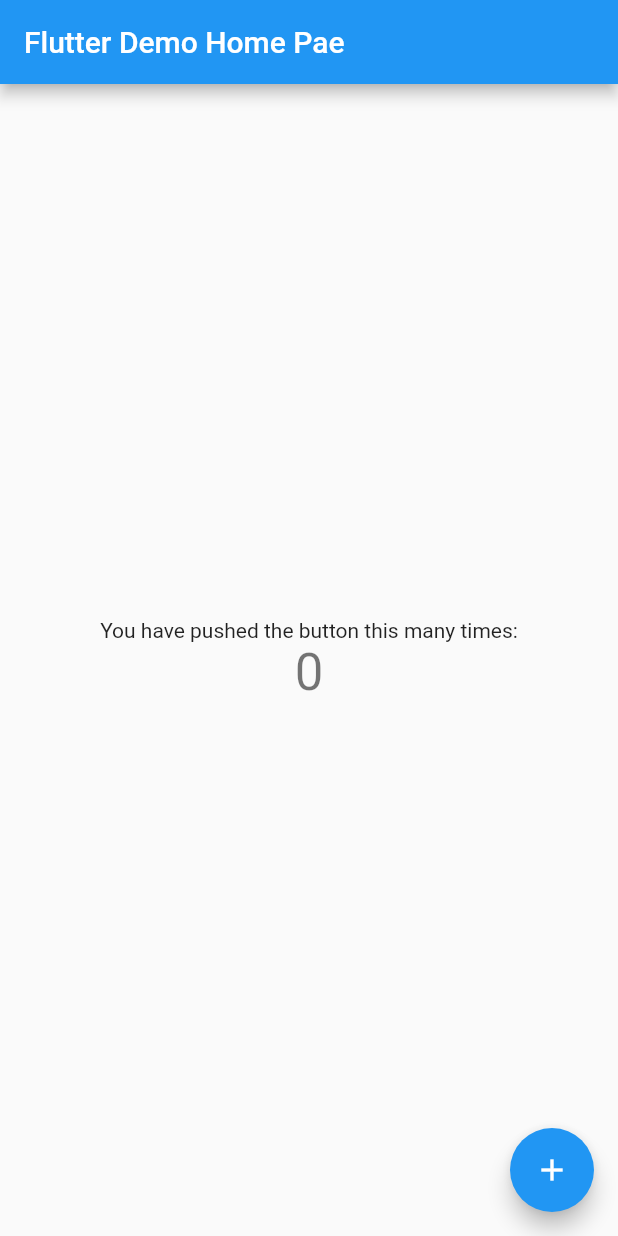
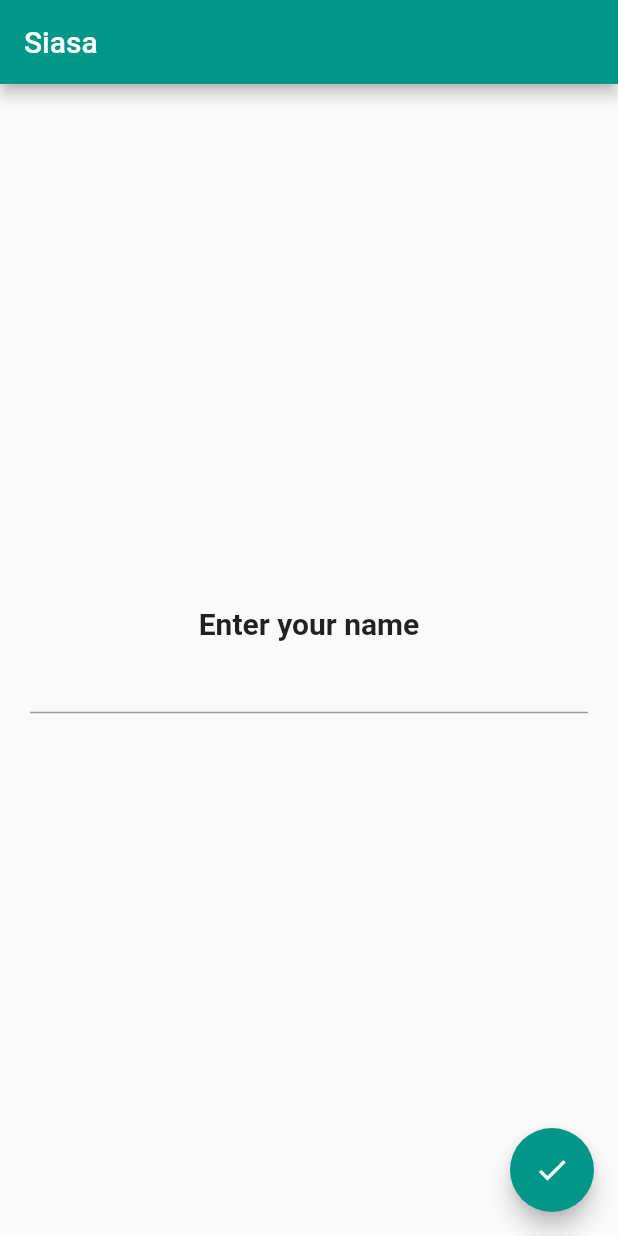
Before and after one commit to jonhiggins15/Hackathon2018, a Flutter app: the screen it shows after launch, on a phone screen of 412 x 824 dp. Run offline on Flutter 3.47's test engine with Material 2 defaults, Android fonts, the phone set to English and light mode, and no system bars.

Commit message:
Chun li commit - Basic UI for flutter app

```diff
--- a/flutter/lib/main.dart
+++ b/flutter/lib/main.dart
@@ -1,41 +1,24 @@
 import 'package:flutter/material.dart';
+import 'package:siasa/game.dart';
 
 void main() => runApp(new MyApp());
 
 class MyApp extends StatelessWidget {
-  // This widget is the root of your application.
   @override
   Widget build(BuildContext context) {
     return new MaterialApp(
-      title: 'Flutter Demo',
+      title: 'Siasa',
       theme: new ThemeData(
-        // This is the theme of your application.
-        //
-        // Try running your application with "flutter run". You'll see the
-        // application has a blue toolbar. Then, without quitting the app, try
-        // changing the primarySwatch below to Colors.green and then invoke
-        // "hot reload" (press "r" in the console where you ran "flutter run",
-        // or press Run > Flutter Hot Reload in IntelliJ). Notice that the
-        // counter didn't reset back to zero; the application is not restarted.
-        primarySwatch: Colors.blue,
+        primarySwatch: Colors.teal,
       ),
-      home: new MyHomePage(title: 'Flutter Demo Home Pae'),
+      home: new MyHomePage(title: 'Siasa'),
+      debugShowCheckedModeBanner: false,
     );
   }
 }
 
 class MyHomePage extends StatefulWidget {
   MyHomePage({Key key, this.title}) : super(key: key);
-
-  // This widget is the home page of your application. It is stateful, meaning
-  // that it has a State object (defined below) that contains fields that affect
-  // how it looks.
-
-  // This class is the configuration for the state. It holds the values (in this
-  // case the title) provided by the parent (in this case the App widget) and
-  // used by the build method of the State. Fields in a Widget subclass are
-  // always marked "final".
-
   final String title;
 
   @override
@@ -43,67 +26,57 @@
 }
 
 class _MyHomePageState extends State<MyHomePage> {
-  int _counter = 0;
+  String _name = "";
 
-  void _incrementCounter() {
-    setState(() {
-      // This call to setState tells the Flutter framework that something has
-      // changed in this State, which causes it to rerun the build method below
-      // so that the display can reflect the updated values. If we changed
-      // _counter without calling setState(), then the build method would not be
-      // called again, and so nothing would appear to happen.
-      _counter++;
-    });
+  void _startGame() {
+    if(_name.isEmpty){
+      return;
+    }
+    Navigator.push(
+      context,
+      MaterialPageRoute(builder: (context) => GameScreen(_name)),
+    );
   }
 
   @override
   Widget build(BuildContext context) {
-    // This method is rerun every time setState is called, for instance as done
-    // by the _incrementCounter method above.
-    //
-    // The Flutter framework has been optimized to make rerunning build methods
-    // fast, so that you can just rebuild anything that needs updating rather
-    // than having to individually change instances of widgets.
     return new Scaffold(
       appBar: new AppBar(
-        // Here we take the value from the MyHomePage object that was created by
-        // the App.build method, and use it to set our appbar title.
         title: new Text(widget.title),
       ),
-      body: new Center(
-        // Center is a layout widget. It takes a single child and positions it
-        // in the middle of the parent.
+      body: Padding(
+        padding: const EdgeInsets.all(20.0),
+        child: new Center(
           child: new Column(
-          // Column is also layout widget. It takes a list of children and
-          // arranges them vertically. By default, it sizes itself to fit its
-          // children horizontally, and tries to be as tall as its parent.
-          //
-          // Invoke "debug paint" (press "p" in the console where you ran
-          // "flutter run", or select "Toggle Debug Paint" from the Flutter tool
-          // window in IntelliJ) to see the wireframe for each widget.
-          //
-          // Column has various properties to control how it sizes itself and
-          // how it positions its children. Here we use mainAxisAlignment to
-          // center the children vertically; the main axis here is the vertical
-          // axis because Columns are vertical (the cross axis would be
-          // horizontal).
             mainAxisAlignment: MainAxisAlignment.center,
             children: <Widget>[
               new Text(
-              'You have pushed the button this many times:',
+                'Enter your name',
+                style: TextStyle(
+                  fontSize: 20.0,
+                  fontWeight: FontWeight.bold,
                 ),
-            new Text(
-              '$_counter',
-              style: Theme.of(context).textTheme.display1,
+              ),
+              new TextField(
+                style: TextStyle(
+                  fontSize: 20.0,
+                  color: Colors.black,
+                ),
+                onChanged: (s){
+                  setState(() {
+                    _name = s;
+                  });
+                },
               ),
             ],
           ),
         ),
+      ),
       floatingActionButton: new FloatingActionButton(
-        onPressed: _incrementCounter,
-        tooltip: 'Increment',
-        child: new Icon(Icons.add),
-      ), // This trailing comma makes auto-formatting nicer for build methods.
+        onPressed: _startGame,
+        tooltip: 'Start game',
+        child: new Icon(Icons.check),
+      ),
     );
   }
 }
```
Also changed, not shown: flutter/lib/game.dart (added, +146 -0 lines). Lines whose indentation alone changed are shown as unchanged.
